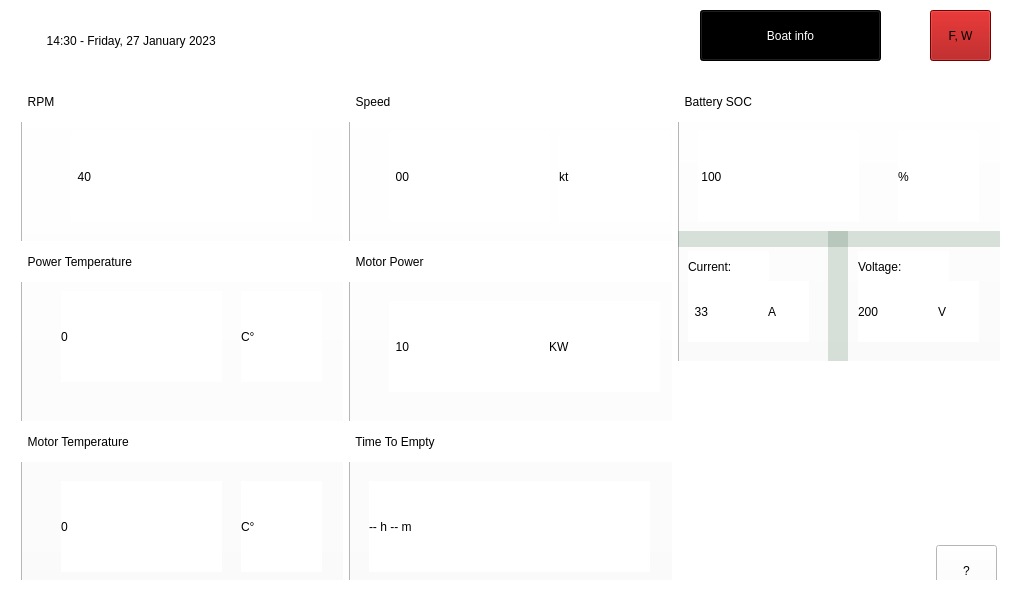
This is apps/huracanXsantoka/mainwindow.ui in GiovanniRaseraF/santoka_qt as Qt 5 draws it before an edit. The edited form follows.
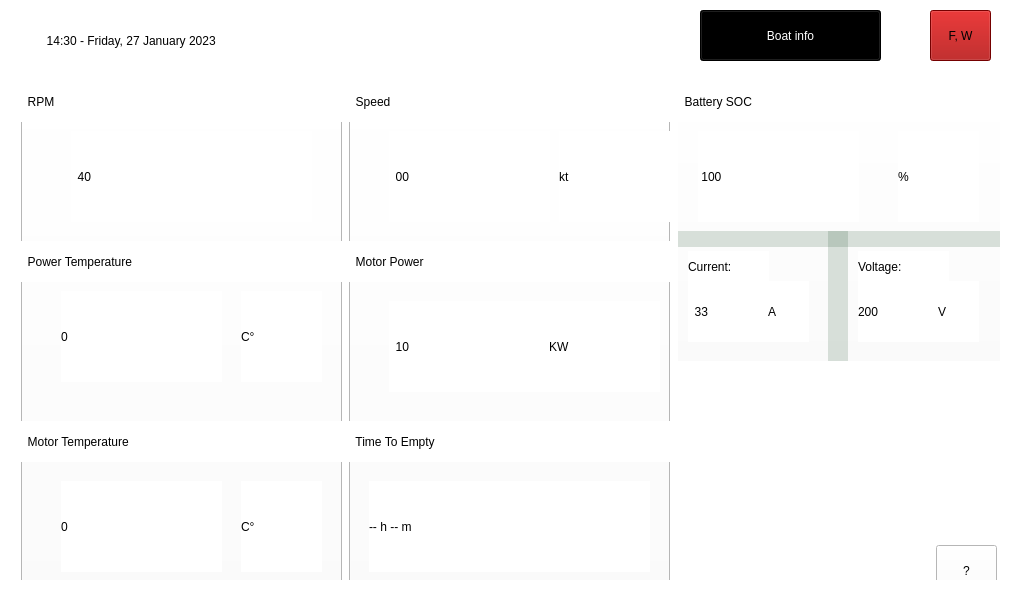
This is the edited form. Icons and pictures are not drawn.

Commit message: ui: port to white

```diff
--- a/apps/huracanXsantoka/mainwindow.ui
+++ b/apps/huracanXsantoka/mainwindow.ui
@@ -45,8 +45,8 @@
            <rect>
             <x>0</x>
             <y>-6</y>
-            <width>331</width>
-            <height>521</height>
+            <width>321</width>
+            <height>531</height>
            </rect>
           </property>
           <property name="styleSheet">
@@ -275,8 +275,8 @@
            <rect>
             <x>0</x>
             <y>-6</y>
-            <width>331</width>
-            <height>521</height>
+            <width>321</width>
+            <height>531</height>
            </rect>
           </property>
           <property name="styleSheet">
@@ -514,9 +514,9 @@
          <widget class="QPushButton" name="pb_temperature">
           <property name="geometry">
            <rect>
-            <x>0</x>
+            <x>-10</x>
             <y>-6</y>
-            <width>331</width>
+            <width>341</width>
             <height>291</height>
            </rect>
           </property>
```
Left out of the diff: 43 changed lines with no effect on the pictures. The commit also changes 2 other files.
